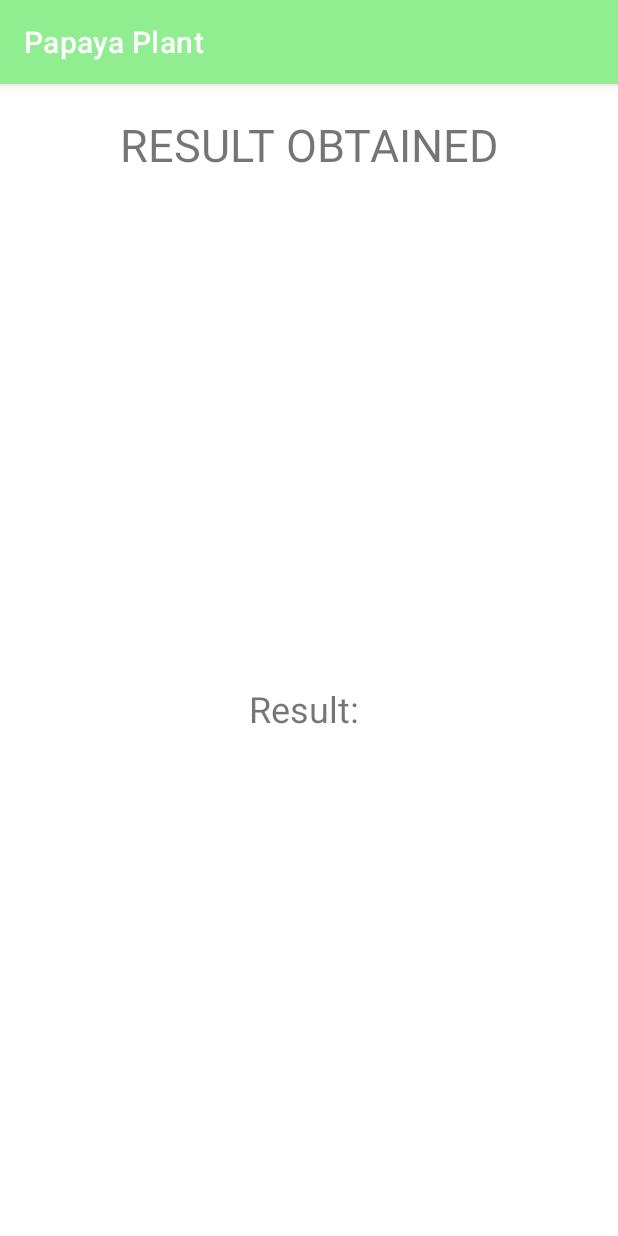
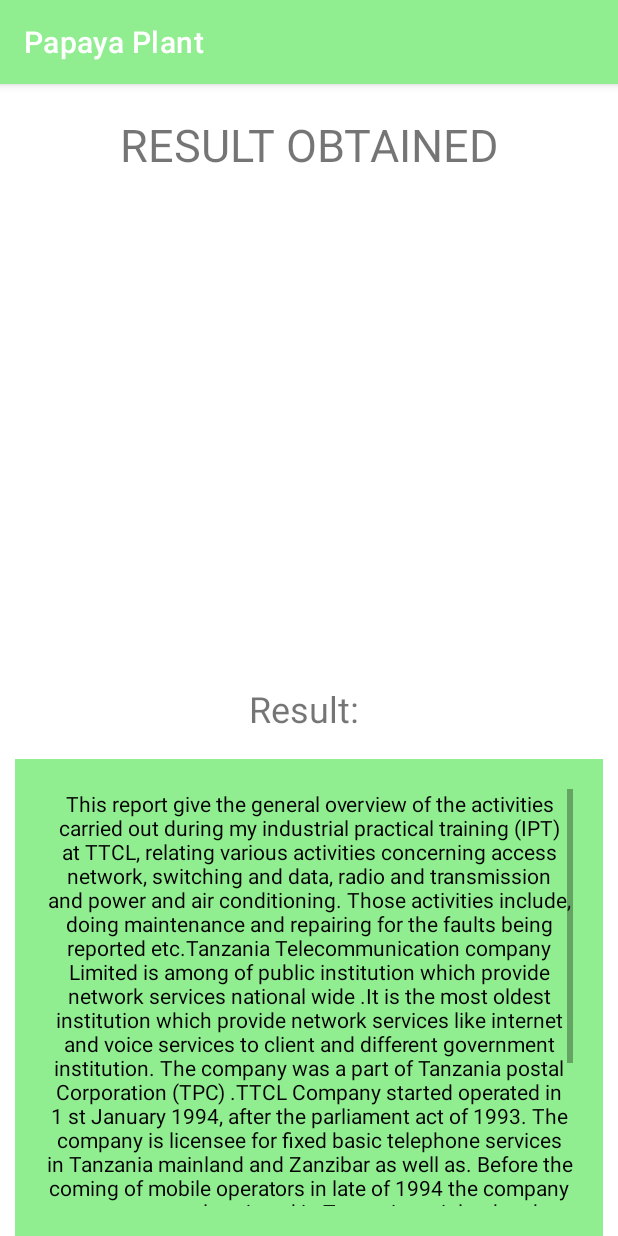
Before and after one commit to Deus2021/snake-detection, an Android app: the ViewResult screen opened directly, with no data from a screen before it, on a phone screen of 412 x 824 dp. Run offline under Robolectric (Android 15) with nearby library versions, the phone set to English and light mode, and no system bars.

Commit message:
another change

```diff
--- a/app/src/main/java/com/udom/myapplication/SetImage.java
+++ b/app/src/main/java/com/udom/myapplication/SetImage.java
@@ -29,7 +29,7 @@ public class SetImage extends AppCompatActivity {
     Button selectBtn, captureBtn, predictBtn;
     ImageView imageView;
     Bitmap bitmap;
-    TextView result;
+    String result;
 
     @Override
     protected void onCreate(Bundle savedInstanceState) {
@@ -42,7 +42,6 @@ public class SetImage extends AppCompatActivity {
         captureBtn = findViewById(R.id.captureBtn);
         predictBtn = findViewById(R.id.detectBtn);
         imageView = findViewById(R.id.imageview);
-
         selectBtn.setOnClickListener(new View.OnClickListener() {
             @Override
             public void onClick(View view) {
@@ -105,6 +104,7 @@ public class SetImage extends AppCompatActivity {
                 try {
                     bitmap = MediaStore.Images.Media.getBitmap(this.getContentResolver(), uri);
                     imageView.setImageBitmap(bitmap);
+                    imageView.setScaleType(ImageView.ScaleType.FIT_XY);
                 }catch (IOException e){
                     e.printStackTrace();
                 }
@@ -113,6 +113,7 @@ public class SetImage extends AppCompatActivity {
         else if(requestCode==12){
             bitmap = (Bitmap) data.getExtras().get("data");
             imageView.setImageBitmap(bitmap);
+            imageView.setScaleType(ImageView.ScaleType.FIT_XY);
         }
         super.onActivityResult(requestCode, resultCode, data);
     }
--- a/app/src/main/java/com/udom/myapplication/ViewResult.java
+++ b/app/src/main/java/com/udom/myapplication/ViewResult.java
@@ -3,6 +3,7 @@ package com.udom.myapplication;
 import androidx.appcompat.app.AppCompatActivity;
 
 import android.annotation.SuppressLint;
+import android.content.Intent;
 import android.graphics.Bitmap;
 import android.graphics.Outline;
 import android.os.Bundle;
@@ -23,7 +24,7 @@ public class ViewResult extends AppCompatActivity {
         setContentView(R.layout.activity_view_result);
 
         imageView = findViewById(R.id.imageview);
-        result  = findViewById(R.id.result);
+        result  = findViewById(R.id.viewresult);
 
         imageView.setOutlineProvider(new ViewOutlineProvider() {
             @Override
@@ -36,6 +37,7 @@ public class ViewResult extends AppCompatActivity {
         if (getIntent().hasExtra("image")) {
             Bitmap bitmap = getIntent().getParcelableExtra("image");
             imageView.setImageBitmap(bitmap);
+            imageView.setScaleType(ImageView.ScaleType.FIT_XY);
         }
     }
 }
--- a/app/src/main/res/layout/activity_set_image.xml
+++ b/app/src/main/res/layout/activity_set_image.xml
@@ -23,6 +23,7 @@
         android:id="@+id/imageview"
         android:layout_centerHorizontal="true"
         android:layout_marginTop="20dp"
+        android:scaleType="fitXY"
         />
 
     <Button
--- a/app/src/main/res/layout/activity_view_result.xml
+++ b/app/src/main/res/layout/activity_view_result.xml
@@ -29,6 +29,7 @@
     <LinearLayout
         android:layout_width="wrap_content"
         android:layout_height="wrap_content"
+        android:id="@+id/layout1"
         android:layout_below="@id/imageview"
         android:orientation="horizontal"
         android:layout_centerHorizontal="true"
@@ -44,10 +45,66 @@
         <TextView
             android:layout_width="match_parent"
             android:layout_height="40dp"
+            android:text=""
             android:textSize="24dp"
             android:textAlignment="center"
-            android:id="@+id/result"/>
+            android:id="@+id/viewresult"/>
 
     </LinearLayout>
 
+    <ScrollView
+        android:layout_width="match_parent"
+        android:layout_height="match_parent"
+        android:layout_below="@id/layout1"
+        android:id="@+id/layout2"
+        android:layout_marginTop="10dp"
+        android:background="@color/light_green"
+        android:layout_marginLeft="10dp"
+        android:layout_marginRight="10dp"
+        android:paddingHorizontal="20dp"
+        android:paddingVertical="20dp"
+        >
+        <LinearLayout
+            android:layout_width="match_parent"
+            android:layout_height="match_parent"
+            android:orientation="vertical">
+            <TextView
+                android:layout_width="match_parent"
+                android:layout_height="match_parent"
+                android:text="This report give the general overview of the activities carried out during my industrial practical training (IPT) at TTCL, relating various activities concerning access network, switching and data, radio and transmission and power and air conditioning. Those activities include, doing maintenance and repairing for the faults being reported etc.Tanzania Telecommunication company Limited is among of public institution which provide
+network services national wide .It is the most oldest institution which provide network services
+like internet and voice services to client and different government institution.
+The company was a part of Tanzania postal Corporation (TPC) .TTCL Company started operated
+in 1 st January 1994, after the parliament act of 1993.
+The company is licensee for fixed basic telephone services in Tanzania mainland and Zanzibar as
+well as. Before the coming of mobile operators in late of 1994 the company was monopoly enjoyed in Tanzania mainland and duopoly on Tanzania Zanzibar, where Zanzibar Telecom Limited (Zantel) ."
+                android:id="@+id/information"
+                android:textAlignment="center"
+                android:textColor="@color/black"
+                />
+
+            <Button
+                android:layout_width="320dp"
+                android:layout_height="50dp"
+                android:text="Male Plant"
+                android:layout_below="@id/information"
+                android:background="@drawable/button_normal"
+                android:id="@+id/maleBtn"
+                android:layout_marginTop="20dp"
+                android:layout_centerHorizontal="true"
+                />
+            <Button
+                android:layout_width="320dp"
+                android:layout_height="50dp"
+                android:text="Female Plant"
+                android:layout_below="@id/maleBtn"
+                android:background="@drawable/button_normal"
+                android:id="@+id/femaleBtn"
+                android:layout_marginTop="20dp"
+                android:layout_centerHorizontal="true"
+                />
+        </LinearLayout>
+
+    </ScrollView>
+
 </RelativeLayout>
```
